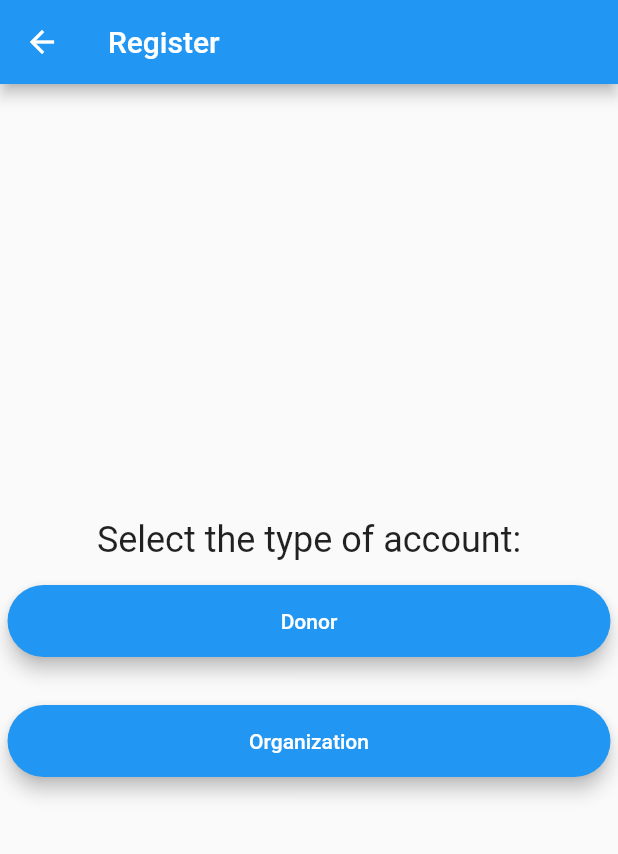
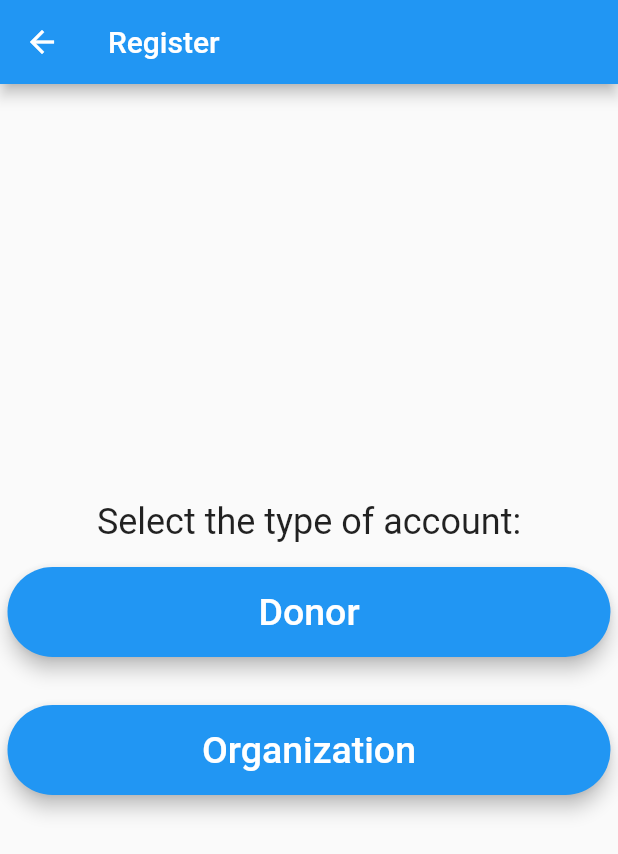
Before and after one commit to cjisonline/DONAID, a Flutter app: the RegistrationScreen screen opened by its route, on a phone screen of 412 x 824 dp. Shown: the top 854 px of the screen. Run offline on Flutter 3.47's test engine with Material 2 defaults, Android fonts, the phone set to English and light mode, and no system bars; our stand-ins replace cloud_firestore, country_picker, dio, firebase_auth, firebase_core, firebase_storage and 6 more; missing offline and left inert: flutter_facebook_auth; accounts and stored records are empty.

Commit message:
Made registration_screen buttons larger - same size as home screen.

```diff
--- a/lib/Registration/registration_screen.dart
+++ b/lib/Registration/registration_screen.dart
@@ -45,9 +45,11 @@ class _RegistrationScreenState extends State<RegistrationScreen> {
               color: Colors.blue,
               borderRadius: BorderRadius.circular(30.0),
               child: MaterialButton(
+                height: 60.0,
                 child: const Text(
                   'Donor',
                   style: TextStyle(
+                    fontSize: 25.0,
                     color: Colors.white,
                   ),
                 ),
@@ -64,9 +66,11 @@ class _RegistrationScreenState extends State<RegistrationScreen> {
               color: Colors.blue,
               borderRadius: BorderRadius.circular(30.0),
               child: MaterialButton(
+                height: 60.0,
                 child: const Text(
                   'Organization',
                   style: TextStyle(
+                    fontSize: 25.0,
                     color: Colors.white,
                   ),
                 ),
```
